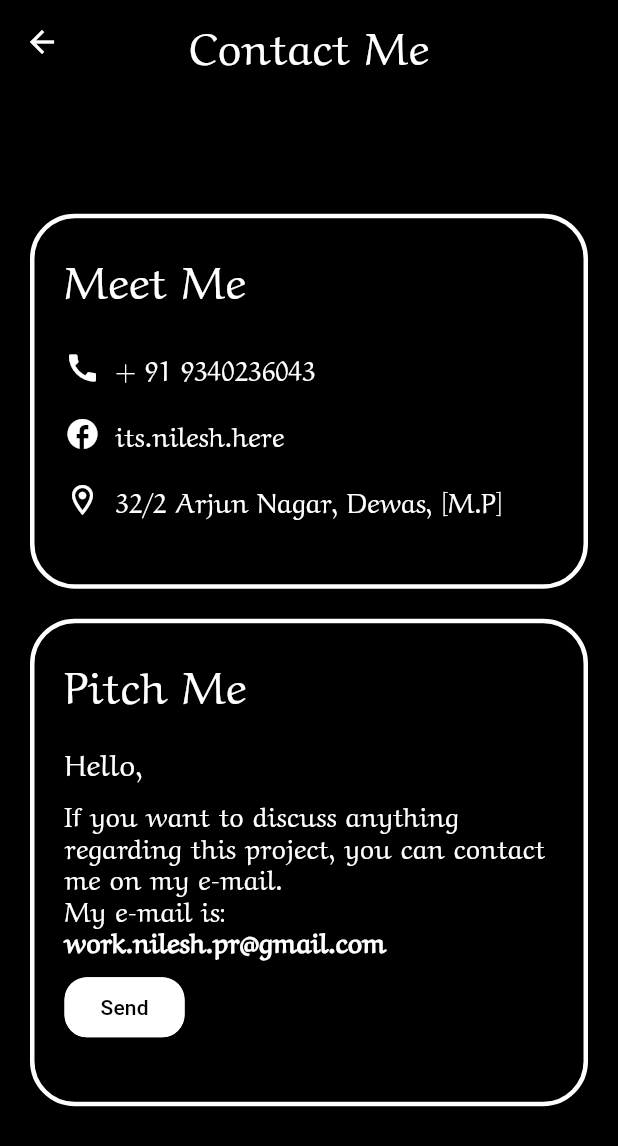
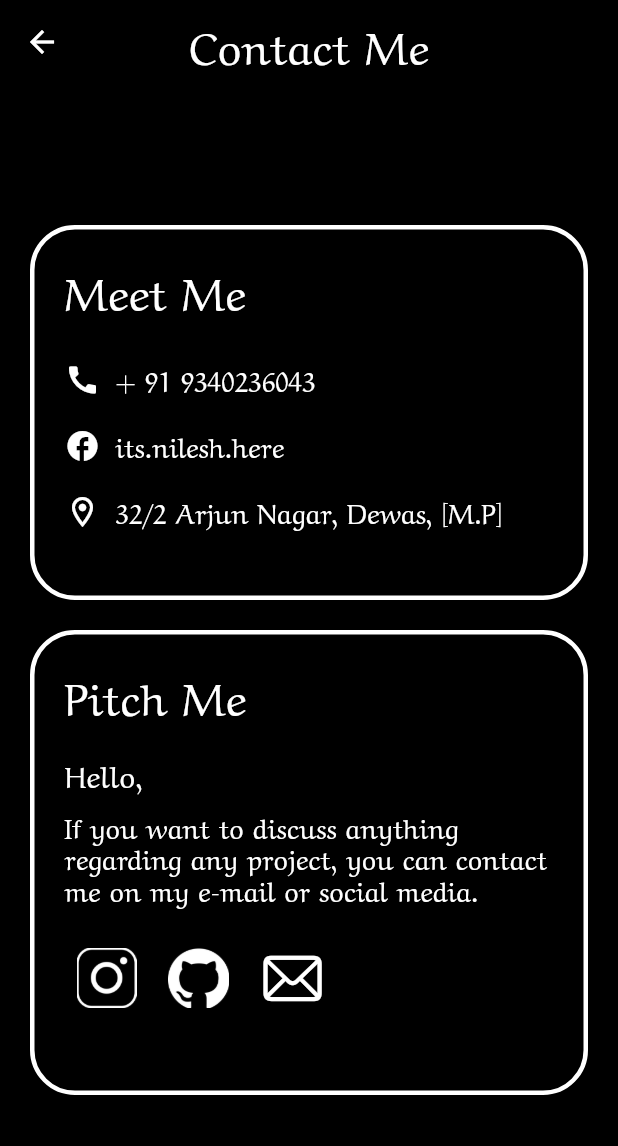
Before and after one commit to Nilesh-Prajapat/PortFolio, a Flutter app: the ContactUs screen opened directly, on a phone screen of 412 x 824 dp. Shown: the top 1146 px of the screen. Run offline on Flutter 3.47's test engine with Material 3 defaults, Android fonts, the phone set to English and light mode, and no system bars; our stand-ins replace carousel_slider, flutter_snake_navigationbar, google_fonts, smooth_page_indicator, timelines.

Commit message:
update 3

```diff
--- a/lib/pages/contact_up.dart
+++ b/lib/pages/contact_up.dart
@@ -1,3 +1,4 @@
+import 'package:flutter/cupertino.dart';
 import 'package:flutter/material.dart';
 import 'package:url_launcher/url_launcher.dart';
 
@@ -130,7 +131,7 @@ class _ContactUsState extends State<ContactUs> {
                   height: 20,
                 ),
                 Container(
-                  height: 325,
+                  height: 310,
                   width: screenWidth - 40,
                   decoration: BoxDecoration(
                     borderRadius: BorderRadius.circular(30),
@@ -162,33 +163,37 @@ class _ContactUsState extends State<ContactUs> {
                         const SizedBox(
                           height: 10,
                         ),
-                        RichText(
-                          text: TextSpan(
-                            style: Theme.of(context).textTheme.displayMedium,
-                            children: const[
-                              TextSpan(
-                                  text:
-                                  "If you want to discuss anything regarding this project, you can contact me on my e-mail.\nMy e-mail is:\n"),
-                              TextSpan(
-                                  text: "work.nilesh.pr@gmail.com",
-                                  style: TextStyle(
-                                      fontSize: 18,
-                                      fontFamily: "Schyler",
-                                      color: Colors.white,
-                                      fontWeight: FontWeight.bold)),
-                            ],
-                          ),
-                        ),
-                        const SizedBox(height: 10),
-                        ElevatedButton(onPressed: () {
-                          _sendEmail();
-                        },
-                            style: const ButtonStyle(
-                              backgroundColor: MaterialStatePropertyAll(Colors.white),
-                              foregroundColor: MaterialStatePropertyAll(Colors.black),
+              Text("If you want to discuss anything regarding any project, you can contact me on my e-mail or social media.",style: Theme.of(context).textTheme.displayMedium,),
+                        const SizedBox(height: 20),
+                       Row(
+                         children: [
+                           IconButton(
+                               onPressed: () {
+                                 _launchURL("https://www.instagram.com/its.nilesh.here/");
+                               },
+                               icon: Image(image: AssetImage("assets/icons/insta.png"),height: 40,)
+                           ),
+                           SizedBox(
+                             width: 5,
+                           ),
+                           IconButton(
+                               onPressed: () {
+                                 _launchURL("https://github.com/HELLFIRE-NILESH");
+                               },
+                               icon: Image(image: AssetImage("assets/icons/github-mark-white.png"),height: 40,)
+                           ),
+                           SizedBox(
+                             width: 5,
+                           ),
+                           IconButton(
+                               onPressed: () {
+                                 _sendEmail();
+                               },
+                               icon: Icon(CupertinoIcons.mail,size: 42,)
+                           ),
 
-                            ),
-                            child: const Text("Send"))
+                         ],
+                       )
                       ],
                     ),
                   ),
@@ -204,3 +209,11 @@ class _ContactUsState extends State<ContactUs> {
     );
   }
 }
+void _launchURL(String url) async {
+  final Uri _surl= Uri.parse(url);
+  if (await launchUrl(_surl,mode: LaunchMode.externalApplication)) {
+    await canLaunchUrl(_surl);
+  } else {
+    throw 'Could not launch ';
+  }
+}
--- a/lib/pages/feedback.dart
+++ b/lib/pages/feedback.dart
@@ -29,13 +29,15 @@ class _FeedBackState extends State<FeedBack> {
         child: SingleChildScrollView(
           child: Container(
             width: screenWidth * 0.9, // Adjusted width
-            padding: const EdgeInsets.symmetric(horizontal: 16.0), // Reduced horizontal padding
+            padding: const EdgeInsets.symmetric(horizontal: 16.0),
             child: Form(
               key: _formKey,
               child: Column(
                 mainAxisAlignment: MainAxisAlignment.center,
                 crossAxisAlignment: CrossAxisAlignment.center,
                 children: [
+                  Text("Take your time and provide me your valuable feedback.",style: Theme.of(context).textTheme.headlineSmall,),
+                  SizedBox(height: 40,),
                   Row(
                     children: [
                       Expanded(
--- a/lib/pages/project.dart
+++ b/lib/pages/project.dart
@@ -1,6 +1,5 @@
 import 'package:flutter/material.dart';
 import 'package:portfolio/widgets/rcontainer.dart';
-import 'package:flutter/services.dart' show rootBundle;
 
 class project extends StatefulWidget {
   const project({super.key});
@@ -64,7 +63,7 @@ class _projectState extends State<project> {
                 lang: "Flutter",
                 title: "PortFolio App",
                 about: "Cross platform portfolio app.         ",
-                git: "git",
+                git: "https://github.com/HELLFIRE-NILESH/PortFolio",
                 width: screenWidth - 40,
                 img: "assets/icons/flutter.png",
                 ih: 80,
@@ -79,7 +78,7 @@ class _projectState extends State<project> {
                 lang: "C++",
                 title: "Wifi-Jammer",
                 about: "Wifi-jammer made using Node-Mcu.",
-                git: "git",
+                git: "https://github.com/HELLFIRE-NILESH?tab=repositories",
                 width: screenWidth - 40,
                 img: "assets/project/nodemcu.png",
                 ih: 100,
--- a/lib/theme/texttheme.dart
+++ b/lib/theme/texttheme.dart
@@ -62,7 +62,13 @@ class Texttheme {
         fontWeight: FontWeight.w900,
         color: Colors.black
 
-    )
+    ),
+    headlineSmall: TextStyle(
+        fontSize: 20,
+        fontFamily: "Schyler",
+        fontWeight: FontWeight.w500,
+        color: Colors.white
+    ),
 
   );
 }
```
Also changed, not shown: assets/icons/github-mark-white.png (added), assets/icons/insta.png (added), 1 other file.
